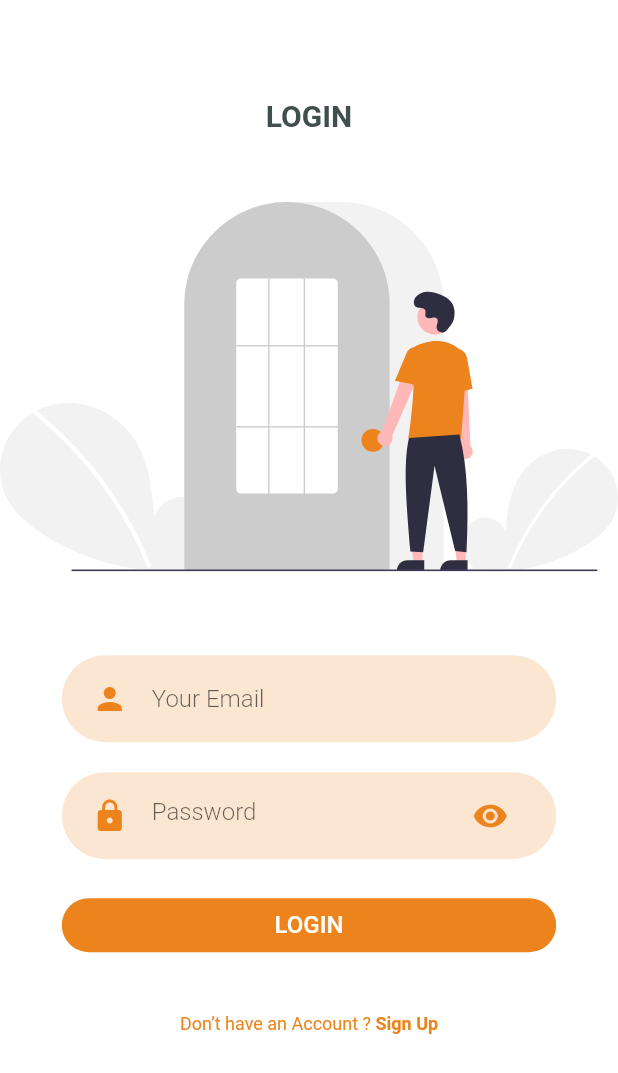
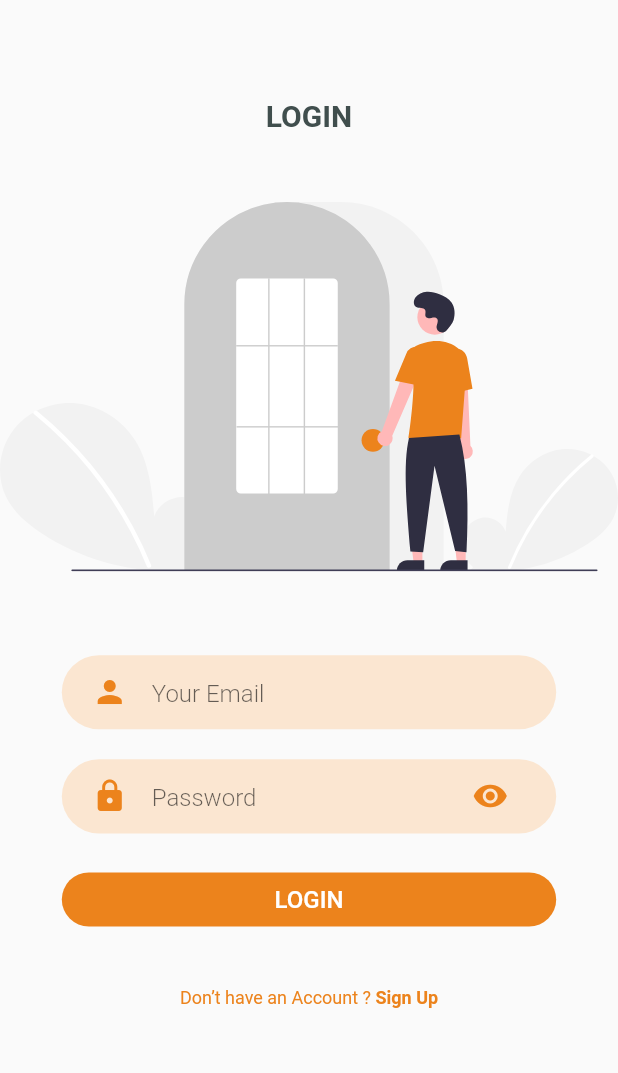
Before and after one commit to tinoper/miflutterapp, a Flutter app: the screen it shows after launch, on a phone screen of 412 x 824 dp. Shown: the top 1073 px of the screen. Run offline on Flutter 3.47's test engine with Material 2 defaults, Android fonts, the phone set to English and light mode, and no system bars; our stand-ins replace flutter_svg.

Commit message:
InputFields Widgets

```diff
--- a/lib/ui_params/colors.dart
+++ b/lib/ui_params/colors.dart
@@ -2,7 +2,14 @@ import 'package:flutter/material.dart';
 
 const primaryColor = Color(0xFFEC831C);
 const primaryColorLight = Color(0xFFfbe6d1);
-// Legacy Accent color
+
+//Accent color
 const secondaryColor = Color(0xFF9BC53D);
 const backGroundColor = Color(0xFFFFFFFF);
 const fontColor = Color(0xFF404E4D);
+
+/// white = Color(0xFFFFFFFF);
+const Color white = Color(0xFFFFFFFF);
+
+/// transparent = Color(0x00000000);
+const Color transparent = Color(0x00000000);
--- a/lib/ui_params/miflutterapp_sizes.dart
+++ b/lib/ui_params/miflutterapp_sizes.dart
@@ -1,10 +1,13 @@
-class EthharSizes {
-  EthharSizes._();
+class MiFlutterAppSizes {
+  MiFlutterAppSizes._();
+
+  //AppBar
+  //TODO appBar Elevation
 
   //Text Sizes
 
   static const double miFlutterAppTitleFontSize = 45;
-  static const double miFlutterAppHintTextSize = 20;
+  static const double miFlutterAppHintTextSize = 16;
 
   //Icon Sizes
 
--- a/lib/widgets/rounded_input_field.dart
+++ b/lib/widgets/rounded_input_field.dart
@@ -24,12 +24,12 @@ class RoundedInputField extends StatelessWidget {
           icon: Icon(
             icon,
             color: primaryColor,
-            //color: primaryColor,
+            //TODO icon size
           ),
           hintText: hintText,
           border: InputBorder.none,
         ),
-        style: TextStyle(fontSize: 16),
+        //Style->TextTheme.subtitle1 but Color doesn't works
       ),
     );
   }
--- a/lib/widgets/text_field_container.dart
+++ b/lib/widgets/text_field_container.dart
@@ -14,10 +14,13 @@ class TextFieldContainer extends StatelessWidget {
     return Container(
       margin: EdgeInsets.symmetric(vertical: 10),
       padding: EdgeInsets.symmetric(horizontal: 20, vertical: 5),
+      //TODO Parametrizar para que sea mas responsive por defecto
+      height: size.height * 0.06,
       width: size.width * 0.8,
       decoration: BoxDecoration(
         color: primaryColorLight,
-        borderRadius: BorderRadius.circular(29),
+        //TODO parametrizar borderRadius en MiFlutterAppSizes
+        borderRadius: const BorderRadius.all(Radius.circular(29)),
       ),
       child: child,
     );
```
Also changed, not shown: lib/ui_params/my_app_theme.dart (+24 -4 lines).
